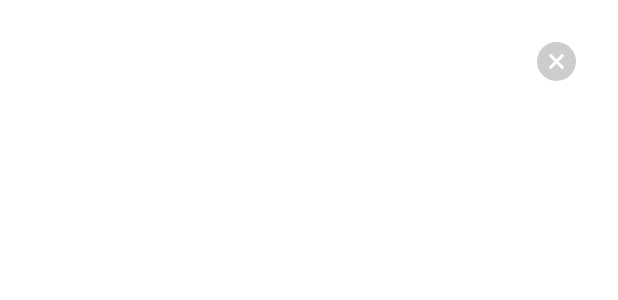
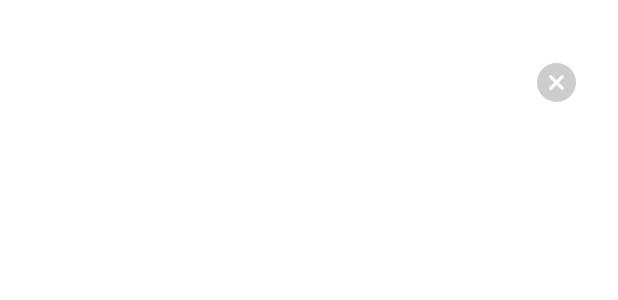
Before and after one commit to tokiiapp/NovaAdsLibrary, an Android app: the layout ad_native_inter_container.xml on its own in the app's theme, with its tools: preview values and no code run, on a phone screen of 412 x 824 dp. Shown: the top 300 px of the screen. Run offline under Robolectric (Android 15) with nearby library versions, the phone set to English and light mode, and no system bars.

Commit message:
fix native inter

```diff
--- a/library/src/main/res/layout/ad_native_inter_container.xml
+++ b/library/src/main/res/layout/ad_native_inter_container.xml
@@ -15,7 +15,8 @@
         android:id="@+id/ad_close"
         android:layout_width="26dp"
         android:layout_height="26dp"
-        android:layout_margin="28dp"
+        android:layout_marginTop="42dp"
+        android:layout_marginEnd="28dp"
         android:src="@drawable/ic_ad_close"
         android:visibility="invisible"
         app:layout_constraintEnd_toEndOf="parent"
```
